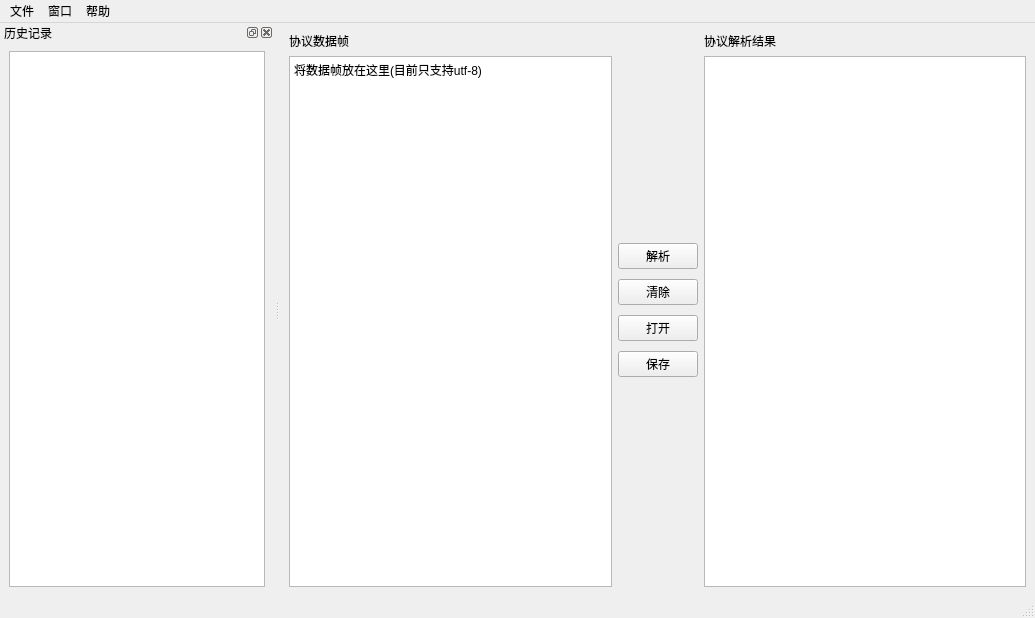
The window that UI/UI.ui (Manon-des-sources/-) describes before a commit, drawn with Qt 5.
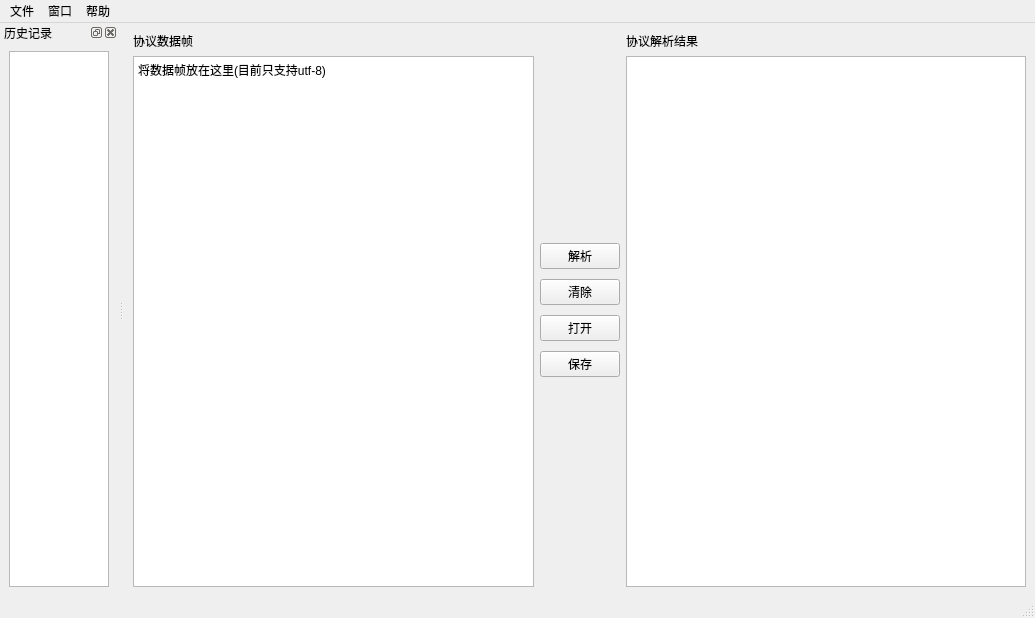
The same window after the commit. Icons and pictures are not drawn.

Commit message: 【增加】其他几个窗口.ui文件(协议编辑器、协议调试器)

```diff
--- a/UI/UI.ui
+++ b/UI/UI.ui
@@ -299,9 +299,15 @@
     <layout class="QVBoxLayout" name="verticalLayout_5">
      <item>
       <widget class="QTreeView" name="treeView_history_2">
+       <property name="sizePolicy">
+        <sizepolicy hsizetype="Fixed" vsizetype="Expanding">
+         <horstretch>0</horstretch>
+         <verstretch>0</verstretch>
+        </sizepolicy>
+       </property>
        <property name="maximumSize">
         <size>
-         <width>16777215</width>
+         <width>100</width>
          <height>16777215</height>
         </size>
        </property>
```
Left out of the diff: 33 changed lines with no effect on the pictures. The commit also changes 6 other files.
